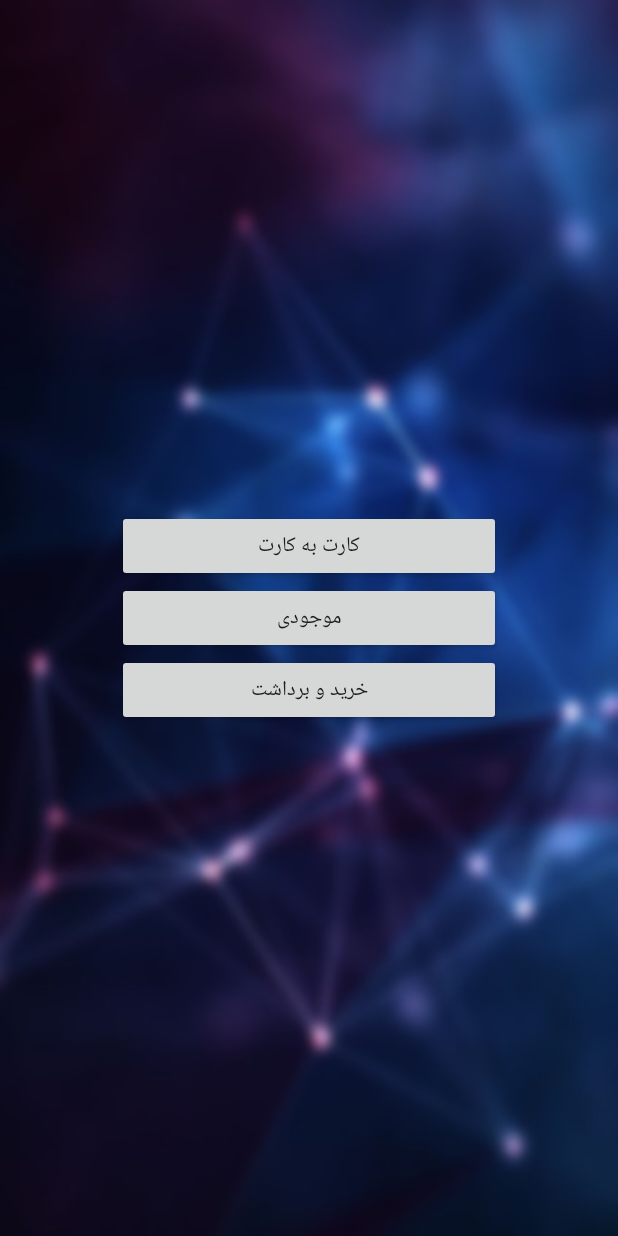
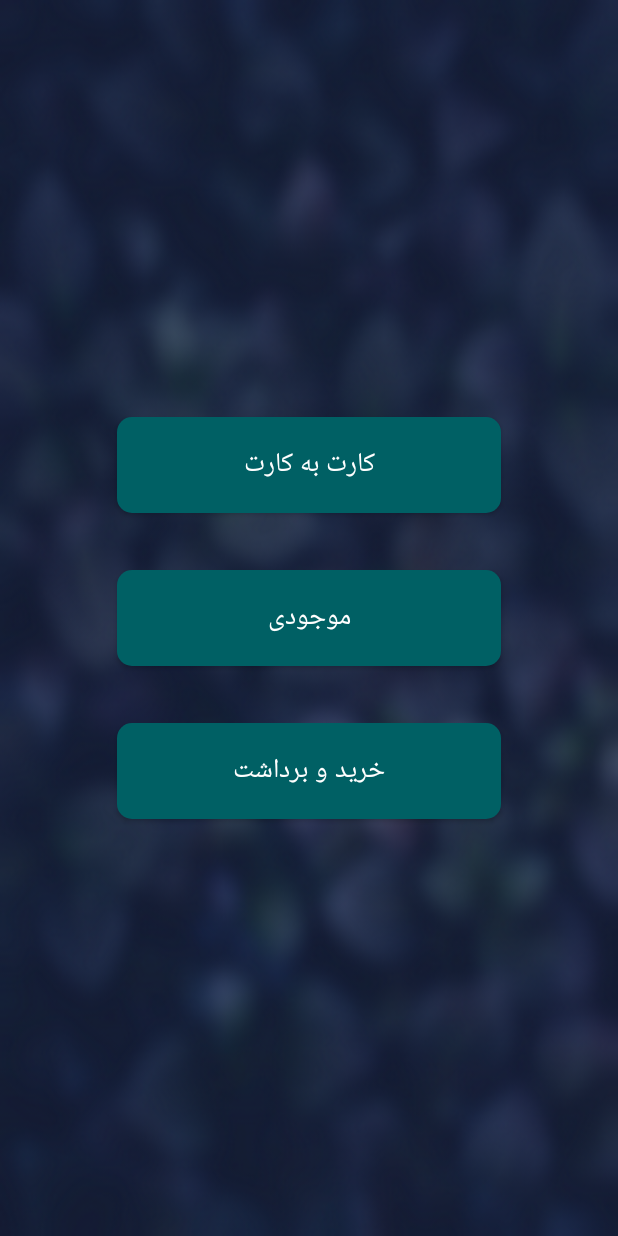
Before and after one commit to abdolmaleki/ServiceStation, an Android app: the CardServiceActivity screen opened directly, with no data from a screen before it, on a phone screen of 412 x 824 dp. Run offline under Robolectric (Android 15) with nearby library versions, the phone set to English and light mode, and no system bars.

Commit message:
- change backgrounds - change card service ui

```diff
--- a/app/src/main/java/com/technotapp/servicestation/activity/SplashActivity.java
+++ b/app/src/main/java/com/technotapp/servicestation/activity/SplashActivity.java
@@ -52,11 +52,11 @@ public class SplashActivity extends AppCompatActivity {
 
                     }
                 });
-                while (progressStatus < 100) {
+                while (progressStatus < 200) {
                     progressStatus += 1;
                     handler.post(new Runnable() {
                         public void run() {
-                            progressBar.setProgress(progressStatus / 10);
+                            progressBar.setProgress(progressStatus );
                         }
                     });
                     try {
--- /dev/null
+++ b/app/src/main/res/drawable/bg_button.xml
@@ -0,0 +1,5 @@
+<?xml version="1.0" encoding="utf-8"?>
+<shape xmlns:android="http://schemas.android.com/apk/res/android">
+<solid android:color="#006064"  />
+    <corners android:radius="10dp"/>
+</shape>
--- /dev/null
+++ b/app/src/main/res/drawable/bg_p.xml
@@ -0,0 +1,5 @@
+<?xml version="1.0" encoding="utf-8"?>
+<shape xmlns:android="http://schemas.android.com/apk/res/android">
+<solid android:color="#ddffffff"/>
+    <corners android:radius="8dp"/>
+</shape>
--- a/app/src/main/res/layout/activity_card_service.xml
+++ b/app/src/main/res/layout/activity_card_service.xml
@@ -11,19 +11,29 @@
     <Button
         android:id="@+id/activity_card_service_btn_moneytransfer"
         android:layout_width="256dp"
-        android:layout_height="wrap_content"
-        android:text="@string/activity_card_service_moneytransfer" />
+        android:layout_height="64dp"
+        android:layout_marginBottom="38dp"
+        android:background="@drawable/bg_button"
+        android:text="@string/activity_card_service_moneytransfer"
+        android:textColor="#ffffff"
+        android:textSize="18sp" />
 
     <Button
         android:id="@+id/activity_card_service_btn_balance"
         android:layout_width="256dp"
-        android:layout_height="wrap_content"
-        android:text="@string/activity_card_service_balance" />
+        android:layout_height="64dp"
+        android:layout_marginBottom="38dp"
+        android:background="@drawable/bg_button"
+        android:text="@string/activity_card_service_balance"
+        android:textColor="#ffffff"
+        android:textSize="18sp" />
 
     <Button
         android:id="@+id/activity_card_service_btn_buy"
         android:layout_width="256dp"
-        android:layout_height="wrap_content"
-        android:text="@string/activity_card_service_buy" />
-
+        android:layout_height="64dp"
+        android:background="@drawable/bg_button"
+        android:text="@string/activity_card_service_buy"
+        android:textColor="#ffffff"
+        android:textSize="18sp" />
 </LinearLayout>
--- a/app/src/main/res/layout/activity_splash.xml
+++ b/app/src/main/res/layout/activity_splash.xml
@@ -4,7 +4,7 @@
     xmlns:tools="http://schemas.android.com/tools"
     android:layout_width="match_parent"
     android:layout_height="match_parent"
-    android:background="#2f3143"
+    android:background="@drawable/bg_splash"
     android:orientation="vertical"
     tools:context="com.technotapp.servicestation.activity.SplashActivity">
 
```
Also changed, not shown: app/src/main/AndroidManifest.xml (+7 -7 lines), app/src/main/res/layout/activity_signin.xml (+18 -10 lines), app/src/main/res/drawable-nodpi/bg_all_page.jpg (deleted), app/src/main/res/drawable-nodpi/bg_all_page.png (added), app/src/main/res/drawable-nodpi/bg_splash.png (added), app/src/main/res/drawable/cs_signin_button.xml (renamed from app/src/main/res/drawable/cs_button.xml).
